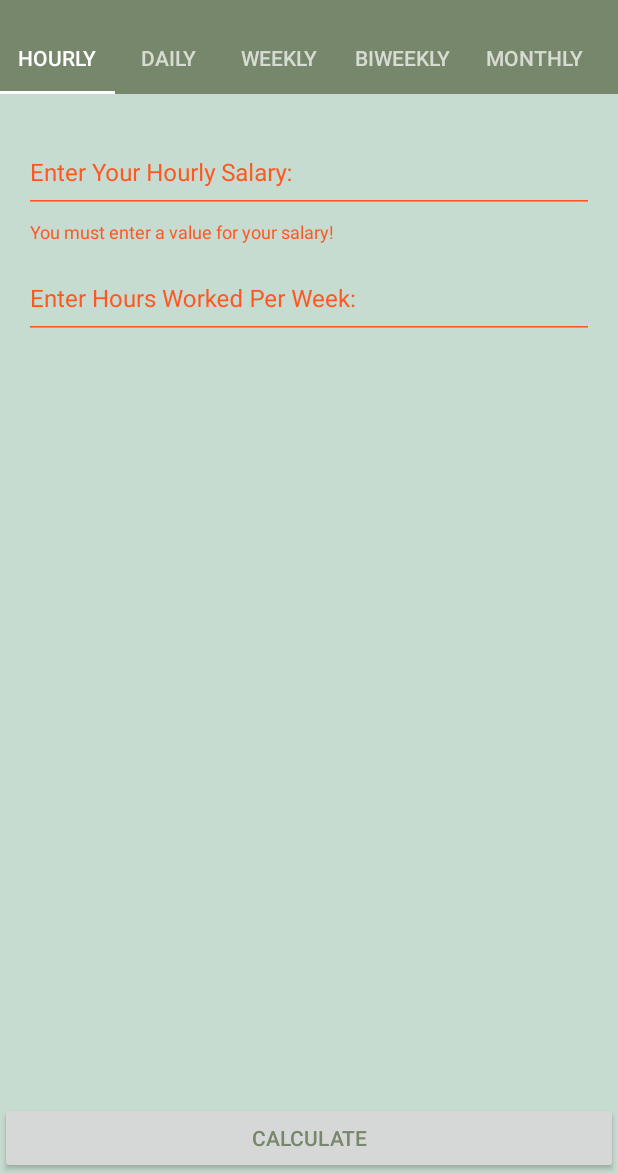
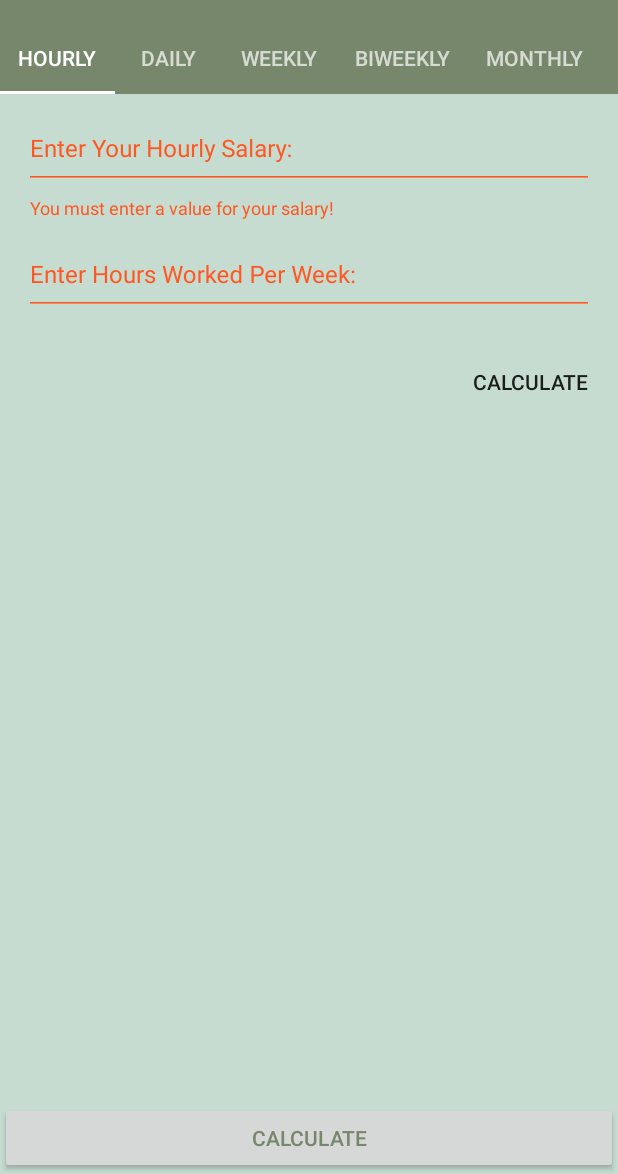
Before and after one commit to AaronRietschlin/EasySalSalaryCalculator, an Android app: the screen it shows after launch (EsHostActivityCompat), after a tap on "CALCULATE", on a phone screen of 412 x 824 dp, the part 62-1236 px from its top. Run offline under Robolectric (Android 15) with nearby library versions, the phone set to English and light mode, and no system bars; our stand-ins replace AdMob, ButterKnife, Timber; libraries missing offline, so code that uses them is left out: com.crashlytics.android, io.fabric.sdk; 2 statements that could not run were skipped.

Commit message:
WIP: looking into adding new button.

```diff
--- a/main/src/main/res/layout/calculate_layout.xml
+++ b/main/src/main/res/layout/calculate_layout.xml
@@ -9,8 +9,7 @@
         android:layout_width="match_parent"
         android:layout_height="0dp"
         android:layout_weight="1"
-        android:fillViewport="true"
-        android:padding="@dimen/padding_large">
+        android:fillViewport="true">
 
         <LinearLayout
             android:layout_width="match_parent"
@@ -27,6 +26,7 @@
             <android.support.design.widget.TextInputLayout
                 android:id="@+id/main_wage_field_layout"
                 android:layout_width="match_parent"
+                style="@style/Widget.TextInput"
                 android:layout_height="wrap_content">
 
                 <com.asa.easysal.widget.CancelEditText
@@ -46,6 +46,7 @@
             <android.support.design.widget.TextInputLayout
                 android:id="@+id/main_hours_field_layout"
                 android:layout_width="match_parent"
+                style="@style/Widget.TextInput"
                 android:layout_height="wrap_content">
 
                 <com.asa.easysal.widget.CancelEditText
@@ -61,6 +62,15 @@
                     android:inputType="numberDecimal"
                     android:singleLine="true" />
             </android.support.design.widget.TextInputLayout>
+
+            <Button
+                android:id="@+id/button2"
+                style="@style/Widget.AppCompat.Button.Borderless"
+                android:layout_marginEnd="@dimen/padding_small"
+                android:layout_width="wrap_content"
+                android:layout_height="wrap_content"
+                android:layout_gravity="end"
+                android:text="Calculate" />
         </LinearLayout>
     </ScrollView>
 
--- a/main/src/main/res/values/dimens.xml
+++ b/main/src/main/res/values/dimens.xml
@@ -1,6 +1,6 @@
 <resources>
 
-    <dimen name="padding_small">8dp</dimen>
+    <dimen name="padding_small">4dp</dimen>
     <dimen name="padding_medium">8dp</dimen>
     <dimen name="padding_large">16dp</dimen>
     <dimen name="result_font_size">15sp</dimen>
--- a/main/src/main/res/values/styles.xml
+++ b/main/src/main/res/values/styles.xml
@@ -60,5 +60,11 @@
         <item name="android:textColor">#000</item>
     </style>
 
+    <style name="Widget" />
+    <style name="Widget.TextInput">
+        <item name="android:paddingEnd">@dimen/padding_large</item>
+        <item name="android:paddingStart">@dimen/padding_large</item>
+    </style>
+
 
 </resources>
```
